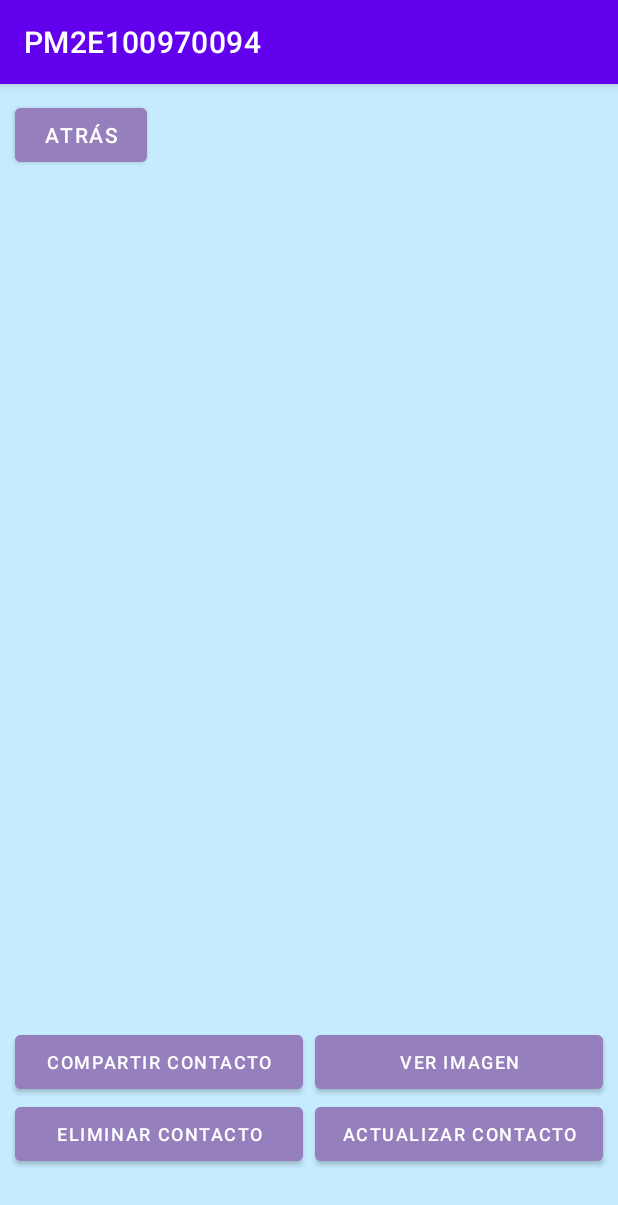
After one commit to FabsValladares/PM2E100970094, an Android app: the ActivityListView screen opened directly, with no data from a screen before it, on a phone screen of 412 x 824 dp. The commit adds this screen. Shown: the top 1205 px of the screen. Run offline under Robolectric (Android 15) with nearby library versions, the phone set to English and light mode, and no system bars.

Commit message:
Agrege ActivityListView

```diff
--- /dev/null
+++ b/app/src/main/java/com/example/pm2e100970094/ActivityListView.java
@@ -0,0 +1,25 @@
+package com.example.pm2e100970094;
+
+import androidx.appcompat.app.AppCompatActivity;
+
+import android.content.Intent;
+import android.os.Bundle;
+import android.view.View;
+import android.widget.Button;
+
+public class ActivityListView extends AppCompatActivity {
+Button btnatras;
+    @Override
+    protected void onCreate(Bundle savedInstanceState) {
+        super.onCreate(savedInstanceState);
+        setContentView(R.layout.activity_list_view);
+        btnatras=(Button) findViewById(R.id.btn_atras);
+        btnatras.setOnClickListener(new View.OnClickListener() {
+            @Override
+            public void onClick(View view) {
+                Intent intent = new Intent(getApplicationContext(), MainActivity.class);
+                startActivity(intent);
+            }
+        });
+    }
+}
--- /dev/null
+++ b/app/src/main/res/layout/activity_list_view.xml
@@ -0,0 +1,108 @@
+<?xml version="1.0" encoding="utf-8"?>
+<androidx.constraintlayout.widget.ConstraintLayout xmlns:android="http://schemas.android.com/apk/res/android"
+    xmlns:app="http://schemas.android.com/apk/res-auto"
+    xmlns:tools="http://schemas.android.com/tools"
+    android:layout_width="match_parent"
+    android:layout_height="match_parent"
+    android:background="#C6EBFE"
+    tools:context=".ActivityListView">
+
+    <Button
+        android:id="@+id/btn_atras"
+        android:layout_width="wrap_content"
+        android:layout_height="0dp"
+        android:layout_marginStart="10dp"
+        android:layout_marginTop="10dp"
+        android:backgroundTint="#9580BD"
+        android:text="Atrás"
+        app:layout_constraintEnd_toEndOf="parent"
+        app:layout_constraintHorizontal_bias="0.0"
+        app:layout_constraintStart_toStartOf="parent"
+        app:layout_constraintTop_toTopOf="parent" />
+
+
+    <ListView
+        android:id="@+id/listview"
+        android:layout_width="407dp"
+        android:layout_height="459dp"
+        android:layout_marginStart="5dp"
+        android:layout_marginTop="10dp"
+        android:layout_marginEnd="5dp"
+        android:layout_marginBottom="150dp"
+        android:orientation="vertical"
+        app:layout_constraintBottom_toBottomOf="parent"
+        app:layout_constraintEnd_toEndOf="parent"
+        app:layout_constraintStart_toStartOf="parent"
+        app:layout_constraintTop_toBottomOf="@+id/btn_atras"
+        app:layout_constraintVertical_bias="1.0" />
+
+    <Button
+        android:id="@+id/btn_compartir"
+        android:layout_width="192dp"
+        android:layout_height="wrap_content"
+        android:layout_marginStart="10dp"
+        android:layout_marginTop="10dp"
+        android:layout_marginEnd="10dp"
+        android:layout_marginBottom="10dp"
+        android:backgroundTint="#9580BD"
+        android:text="Compartir Contacto"
+        android:textSize="12sp"
+        app:layout_constraintBottom_toBottomOf="parent"
+        app:layout_constraintEnd_toEndOf="parent"
+        app:layout_constraintHorizontal_bias="0.0"
+        app:layout_constraintStart_toStartOf="parent"
+        app:layout_constraintTop_toBottomOf="@+id/listview"
+        app:layout_constraintVertical_bias="0.0" />
+
+    <Button
+        android:id="@+id/btn_eliminar"
+        android:layout_width="192dp"
+        android:layout_height="wrap_content"
+        android:layout_marginStart="10dp"
+        android:layout_marginEnd="10dp"
+        android:layout_marginBottom="10dp"
+        android:backgroundTint="#9580BD"
+        android:text="Eliminar Contacto"
+        android:textSize="12sp"
+        app:layout_constraintBottom_toBottomOf="parent"
+        app:layout_constraintEnd_toEndOf="parent"
+        app:layout_constraintHorizontal_bias="0.0"
+        app:layout_constraintStart_toStartOf="parent"
+        app:layout_constraintTop_toBottomOf="@+id/btn_compartir"
+        app:layout_constraintVertical_bias="0.0" />
+
+    <Button
+        android:id="@+id/btn_actualizar"
+        android:layout_width="192dp"
+        android:layout_height="wrap_content"
+        android:layout_marginEnd="10dp"
+        android:layout_marginBottom="10dp"
+        android:backgroundTint="#9580BD"
+        android:text="Actualizar Contacto"
+        android:textSize="12sp"
+        app:layout_constraintBottom_toBottomOf="parent"
+        app:layout_constraintEnd_toEndOf="parent"
+        app:layout_constraintHorizontal_bias="1.0"
+        app:layout_constraintStart_toEndOf="@+id/btn_eliminar"
+        app:layout_constraintTop_toBottomOf="@+id/btn_img"
+        app:layout_constraintVertical_bias="0.0" />
+
+    <Button
+        android:id="@+id/btn_img"
+        android:layout_width="192dp"
+        android:layout_height="wrap_content"
+        android:layout_marginTop="10dp"
+        android:layout_marginEnd="10dp"
+        android:layout_marginBottom="10dp"
+        android:backgroundTint="#9580BD"
+        android:text="Ver Imagen"
+        android:textSize="12sp"
+        app:layout_constraintBottom_toBottomOf="parent"
+        app:layout_constraintEnd_toEndOf="parent"
+        app:layout_constraintHorizontal_bias="1.0"
+        app:layout_constraintStart_toEndOf="@+id/btn_compartir"
+        app:layout_constraintTop_toBottomOf="@+id/listview"
+        app:layout_constraintVertical_bias="0.0" />
+
+
+</androidx.constraintlayout.widget.ConstraintLayout>
```
Also changed, not shown: app/src/main/AndroidManifest.xml (+8 -15 lines), app/src/main/java/com/example/pm2e100970094/MainActivity.java (+11 -0 lines), app/src/main/res/layout/activity_main.xml (+24 -16 lines).
